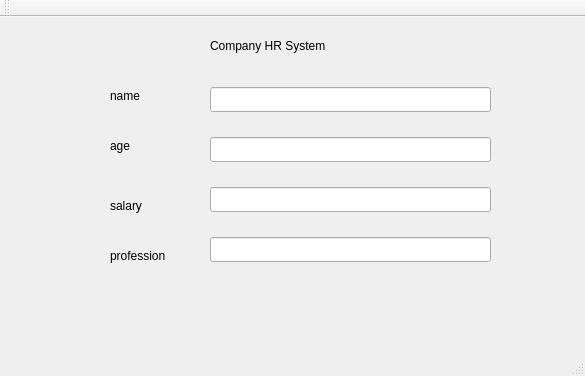
fanjiafei/QdbusDemo, file Server/mainwindow.ui: the form before one commit.
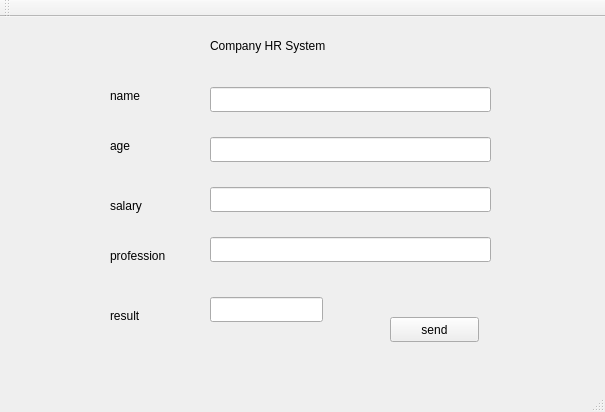
The form after the commit.

Patch:
```diff
--- a/Server/mainwindow.ui
+++ b/Server/mainwindow.ui
@@ -6,8 +6,8 @@
    <rect>
     <x>0</x>
     <y>0</y>
-    <width>585</width>
-    <height>376</height>
+    <width>605</width>
+    <height>412</height>
    </rect>
   </property>
   <property name="windowTitle">
@@ -119,6 +119,42 @@
      <string>Company HR System</string>
     </property>
    </widget>
+   <widget class="QPushButton" name="sendButton">
+    <property name="geometry">
+     <rect>
+      <x>390</x>
+      <y>300</y>
+      <width>89</width>
+      <height>25</height>
+     </rect>
+    </property>
+    <property name="text">
+     <string>send</string>
+    </property>
+   </widget>
+   <widget class="QLabel" name="label_6">
+    <property name="geometry">
+     <rect>
+      <x>110</x>
+      <y>290</y>
+      <width>67</width>
+      <height>17</height>
+     </rect>
+    </property>
+    <property name="text">
+     <string>result</string>
+    </property>
+   </widget>
+   <widget class="QLineEdit" name="resultLine">
+    <property name="geometry">
+     <rect>
+      <x>210</x>
+      <y>280</y>
+      <width>113</width>
+      <height>25</height>
+     </rect>
+    </property>
+   </widget>
   </widget>
   <widget class="QMenuBar" name="menuBar">
    <property name="geometry">
```
Left out of the diff: 2 changed lines with no effect on the pictures.
